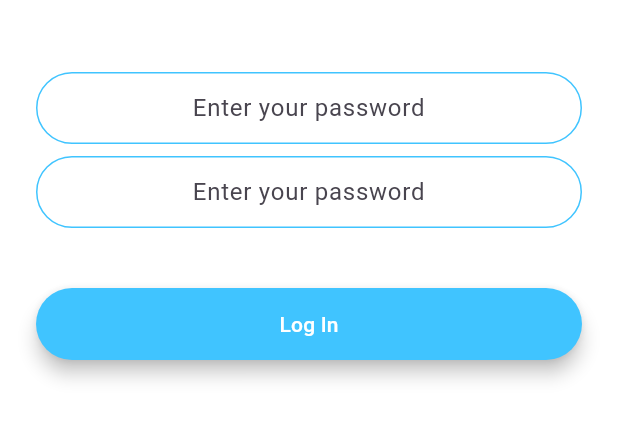
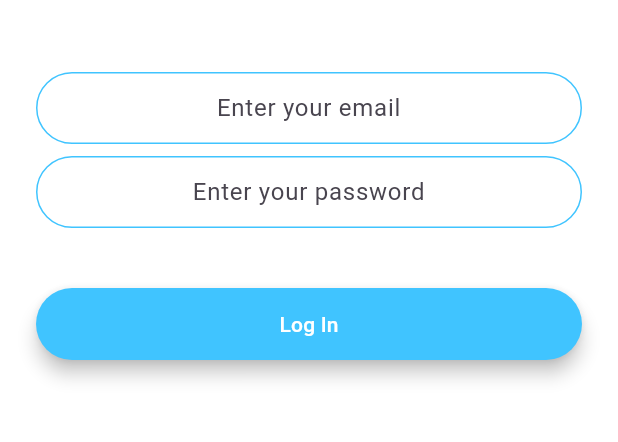
Before and after one commit to mukwambo/chatsy, a Flutter app: the LoginScreen screen opened by its route, after a tap on "Log In", on a phone screen of 412 x 824 dp, the part 576-1018 px from its top. Run offline on Flutter 3.47's test engine with Material 3 defaults, Android fonts, the phone set to English and light mode, and no system bars; our stand-ins replace animated_text_kit, firebase_auth, firebase_core; accounts and stored records are empty.

Commit message:
Added nthe login and signout functionality

```diff
--- a/lib/constants.dart
+++ b/lib/constants.dart
@@ -22,7 +22,7 @@ const String kEmailHintText = 'Enter your email';
 const String kPasswordHintText = 'Enter your password';
 
 const kTextFieldDecoration = InputDecoration(
-  hintText: kPasswordHintText,
+  hintText: '',
   contentPadding: EdgeInsets.symmetric(vertical: 10.0, horizontal: 20.0),
   border: OutlineInputBorder(
     borderRadius: BorderRadius.all(Radius.circular(32.0)),
--- a/lib/screens/chat_screen.dart
+++ b/lib/screens/chat_screen.dart
@@ -43,7 +43,8 @@ class _ChatScreenState extends State<ChatScreen> {
           IconButton(
               icon: const Icon(Icons.close),
               onPressed: () {
-                //Implement logout functionality
+                _auth.signOut();
+                Navigator.pop(context);
               }),
         ],
         title: const Text('⚡️Chat'),
--- a/lib/screens/login_screen.dart
+++ b/lib/screens/login_screen.dart
@@ -1,4 +1,5 @@
 import 'package:chatsy/constants.dart';
+import 'package:chatsy/screens/chat_screen.dart';
 import 'package:flutter/material.dart';
 import 'package:chatsy/components/rounded_button.dart';
 import 'package:firebase_auth/firebase_auth.dart';
@@ -12,6 +13,10 @@ class LoginScreen extends StatefulWidget {
 }
 
 class _LoginScreenState extends State<LoginScreen> {
+  final _auth = FirebaseAuth.instance;
+  late String email;
+  late String password;
+
   @override
   Widget build(BuildContext context) {
     return Scaffold(
@@ -36,8 +41,12 @@ class _LoginScreenState extends State<LoginScreen> {
               // Email text field
               keyboardType: TextInputType.emailAddress,
               textAlign: TextAlign.center,
-              onChanged: (value) {},
-              decoration: kTextFieldDecoration,
+              onChanged: (value) {
+                email = value;
+              },
+              decoration: kTextFieldDecoration.copyWith(
+                hintText: kEmailHintText,
+              ),
             ),
             const SizedBox(
               height: 8.0,
@@ -46,8 +55,12 @@ class _LoginScreenState extends State<LoginScreen> {
               // Password text field
               obscureText: true,
               textAlign: TextAlign.center,
-              onChanged: (value) {},
-              decoration: kTextFieldDecoration,
+              onChanged: (value) {
+                password = value;
+              },
+              decoration: kTextFieldDecoration.copyWith(
+                hintText: kPasswordHintText,
+              ),
             ),
             const SizedBox(
               height: 24.0,
@@ -55,7 +68,17 @@ class _LoginScreenState extends State<LoginScreen> {
             RoundedButton(
                 buttonText: 'Log In',
                 buttonColor: Colors.lightBlueAccent,
-                onPressed: () {})
+                onPressed: () async {
+                  try {
+                    final user = await _auth.signInWithEmailAndPassword(
+                        email: email, password: password);
+                    if (user != null) {
+                      Navigator.pushNamed(context, ChatScreen.route);
+                    }
+                  } catch (e) {
+                    print(e);
+                  }
+                })
           ],
         ),
       ),
```
Also changed, not shown: lib/screens/registration_screen.dart (+6 -2 lines).
